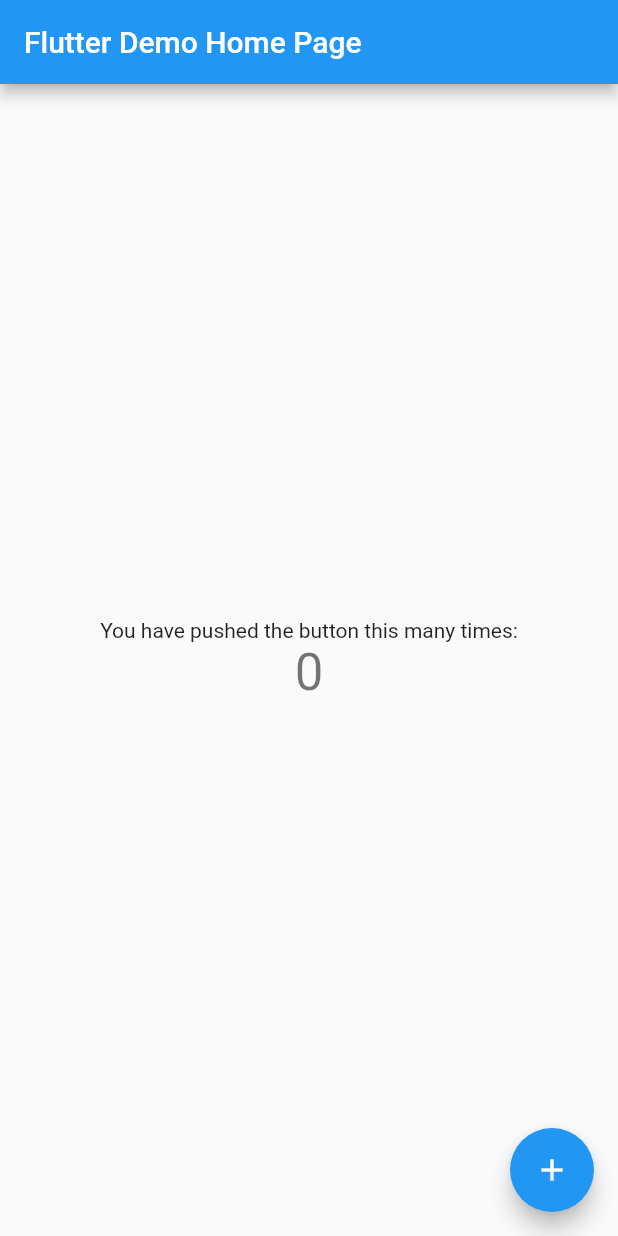
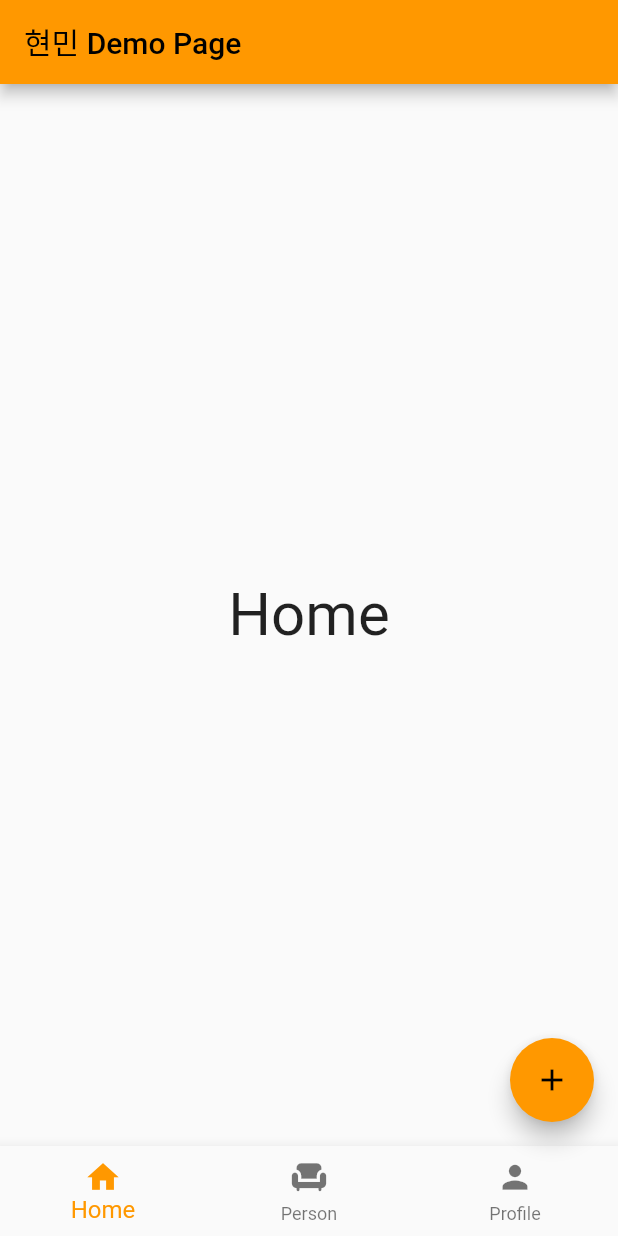
Before and after one commit to harry81/meal_notes, a Flutter app: the screen it shows after launch, on a phone screen of 412 x 824 dp. Run offline on Flutter 3.47's test engine with Material 2 defaults, Android fonts, the phone set to English and light mode, and no system bars; our stand-ins replace get.

```diff
--- a/lib/main.dart
+++ b/lib/main.dart
@@ -1,5 +1,6 @@
 import 'package:flutter/material.dart';
 import 'package:meal_notes/pages/myhome_page.dart';
+import 'package:get/get.dart';
 
 void main() {
   runApp(const MyApp());
@@ -10,12 +11,15 @@ class MyApp extends StatelessWidget {
 
   @override
   Widget build(BuildContext context) {
-    return MaterialApp(
+    return GetMaterialApp(
       title: 'Flutter Demo',
       theme: ThemeData(
-        primarySwatch: Colors.blue,
+        primarySwatch: Colors.orange,
+        // brightness: Brightness.dark
       ),
-      home: const MyHomePage(title: 'Flutter Demo Home Page'),
+      darkTheme: ThemeData.dark(),
+      debugShowCheckedModeBanner: false,
+      home: const MyHomePage(title: '현민 Demo Page'),
     );
   }
 }
--- a/lib/pages/myhome_page.dart
+++ b/lib/pages/myhome_page.dart
@@ -1,4 +1,5 @@
 import 'package:flutter/material.dart';
+import 'package:meal_notes/pages/profile_page.dart';
 
 class MyHomePage extends StatefulWidget {
   const MyHomePage({Key? key, required this.title}) : super(key: key);
@@ -11,6 +12,12 @@ class MyHomePage extends StatefulWidget {
 
 class _MyHomePageState extends State<MyHomePage> {
   int _counter = 0;
+  int currentIndex = 0;
+  final screens = [
+    Center(child: Text('Home', style: TextStyle(fontSize: 40))),
+    Center(child: Text('Person', style: TextStyle(fontSize: 40))),
+    ProfilePage(),
+  ];
 
   void _incrementCounter() {
     setState(() {
@@ -24,25 +31,38 @@ class _MyHomePageState extends State<MyHomePage> {
       appBar: AppBar(
         title: Text(widget.title),
       ),
-      body: Center(
-        child: Column(
-          mainAxisAlignment: MainAxisAlignment.center,
-          children: <Widget>[
-            const Text(
-              'You have pushed the button this many times:',
-            ),
-            Text(
-              '$_counter',
-              style: Theme.of(context).textTheme.headline4,
-            ),
-          ],
-        ),
+      body: IndexedStack(
+        index: currentIndex,
+        children: screens,
       ),
       floatingActionButton: FloatingActionButton(
         onPressed: _incrementCounter,
         tooltip: 'Increment',
         child: const Icon(Icons.add),
       ),
+      bottomNavigationBar: BottomNavigationBar(
+        iconSize: 25,
+        selectedFontSize: 16,
+        items: [
+          BottomNavigationBarItem(
+              icon: Icon(Icons.home),
+              label: 'Home',
+              backgroundColor: Colors.grey),
+          BottomNavigationBarItem(
+              icon: Icon(Icons.chair),
+              label: 'Person',
+              backgroundColor: Colors.blue),
+          BottomNavigationBarItem(
+              icon: Icon(Icons.person),
+              label: 'Profile',
+              backgroundColor: Colors.red)
+        ],
+        currentIndex: currentIndex,
+        onTap: (index) => setState(() {
+          currentIndex = index;
+          print("index $index");
+        }),
+      ),
     );
   }
 }
--- a/pubspec.yaml
+++ b/pubspec.yaml
@@ -45,7 +45,8 @@ dev_dependencies:
   # package. See that file for information about deactivating specific lint
   # rules and activating additional ones.
   flutter_lints: ^1.0.0
-
+  get: ^4.6.5
+  google_fonts: ^3.0.1
 # For information on the generic Dart part of this file, see the
 # following page: https://dart.dev/tools/pub/pubspec
 
```
Also changed, not shown: lib/controllers/profile_controller.dart (added, +8 -0 lines), lib/pages/profile_page.dart (added, +28 -0 lines), pubspec.lock.
